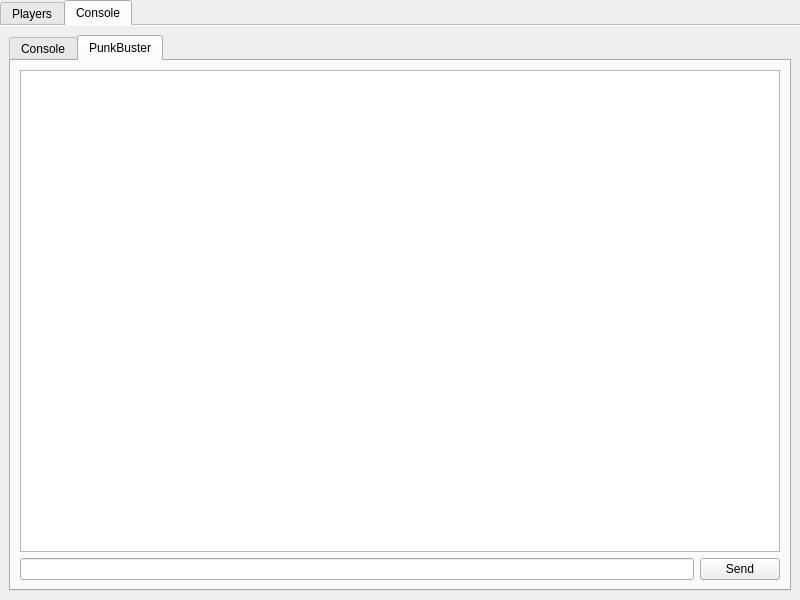
The window that client/bf3/BF3Widget.ui (OpenRcon/OpenRcon) describes before a commit, drawn with Qt 5.
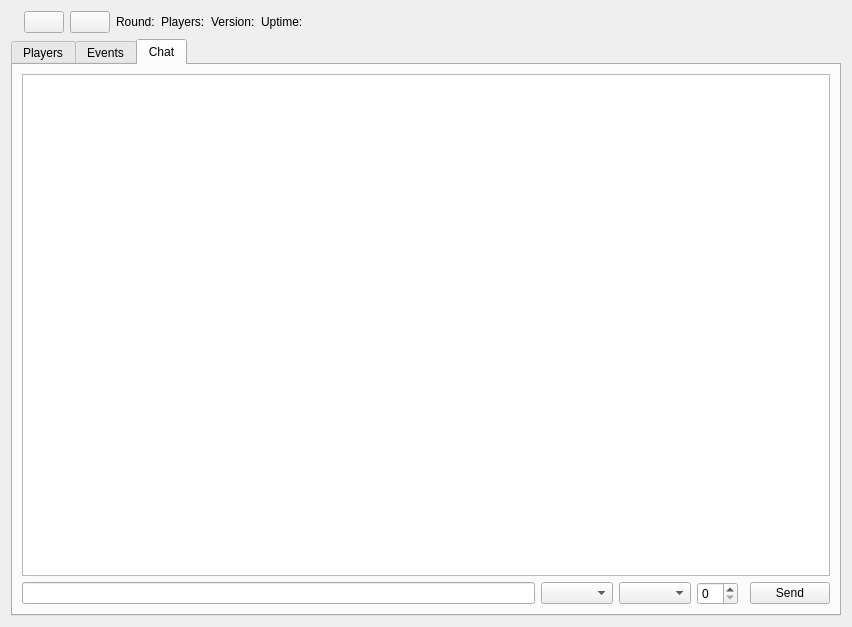
The same window after the commit. The open tabs and pages were chosen to show the change. Icons and pictures are not drawn.

Commit message: (BF3) Use the new ConsoleWidget.

```diff
--- a/client/bf3/BF3Widget.ui
+++ b/client/bf3/BF3Widget.ui
@@ -1,16 +1,102 @@
 <?xml version="1.0" encoding="UTF-8"?>
 <ui version="4.0">
  <class>BF3Widget</class>
- <widget class="QTabWidget" name="BF3Widget">
+ <widget class="QWidget" name="BF3Widget">
   <property name="geometry">
    <rect>
     <x>0</x>
     <y>0</y>
-    <width>800</width>
-    <height>600</height>
+    <width>852</width>
+    <height>627</height>
    </rect>
   </property>
   <property name="windowTitle">
+   <string>Form</string>
+  </property>
+  <layout class="QGridLayout" name="gridLayout_3">
+   <item row="0" column="0">
+    <layout class="QHBoxLayout" name="horizontalLayout_3">
+     <item>
+      <widget class="QLabel" name="label_si_level">
+       <property name="text">
+        <string/>
+       </property>
+      </widget>
+     </item>
+     <item>
+      <widget class="QPushButton" name="pushButton_si_restartRound">
+       <property name="toolTip">
+        <string>Restart round</string>
+       </property>
+       <property name="text">
+        <string/>
+       </property>
+       <property name="icon">
+        <iconset resource="../OpenRcon.qrc">
+         <normaloff>:/icons/images/icons/level-restart.png</normaloff>:/icons/images/icons/level-restart.png</iconset>
+       </property>
+      </widget>
+     </item>
+     <item>
+      <widget class="QPushButton" name="pushButton_si_runNextRound">
+       <property name="toolTip">
+        <string>Run next round</string>
+       </property>
+       <property name="text">
+        <string/>
+       </property>
+       <property name="icon">
+        <iconset resource="../OpenRcon.qrc">
+         <normaloff>:/icons/images/icons/level-next.png</normaloff>:/icons/images/icons/level-next.png</iconset>
+       </property>
+      </widget>
+     </item>
+     <item>
+      <widget class="QLabel" name="label_si_round">
+       <property name="text">
+        <string>Round:</string>
+       </property>
+      </widget>
+     </item>
+     <item>
+      <widget class="QLabel" name="label_si_players">
+       <property name="text">
+        <string>Players:</string>
+       </property>
+      </widget>
+     </item>
+     <item>
+      <widget class="QLabel" name="label_si_version">
+       <property name="text">
+        <string>Version:</string>
+       </property>
+      </widget>
+     </item>
+     <item>
+      <widget class="QLabel" name="label_si_upTime">
+       <property name="text">
+        <string>Uptime:</string>
+       </property>
+      </widget>
+     </item>
+     <item>
+      <spacer name="horizontalSpacer_4">
+       <property name="orientation">
+        <enum>Qt::Horizontal</enum>
+       </property>
+       <property name="sizeHint" stdset="0">
+        <size>
+         <width>40</width>
+         <height>20</height>
+        </size>
+       </property>
+      </spacer>
+     </item>
+    </layout>
+   </item>
+   <item row="1" column="0">
+    <widget class="QTabWidget" name="tabWidget">
+     <property name="windowTitle">
    <string/>
   </property>
   <property name="styleSheet">
@@ -20,18 +106,22 @@
    <number>0</number>
   </property>
   <property name="documentMode">
-   <bool>true</bool>
+      <bool>false</bool>
   </property>
   <widget class="QWidget" name="tab_pl">
+      <attribute name="icon">
+       <iconset>
+        <normaloff>:/icons/images/icons/system-users.png</normaloff>:/icons/images/icons/system-users.png</iconset>
+      </attribute>
    <attribute name="title">
     <string>Players</string>
    </attribute>
-   <layout class="QGridLayout" name="gridLayout_4">
-    <item row="0" column="0">
+      <layout class="QGridLayout" name="gridLayout">
+       <item row="1" column="0">
      <widget class="QTreeWidget" name="treeWidget_pl_players">
-      <attribute name="headerDefaultSectionSize">
-       <number>100</number>
-      </attribute>
+         <property name="contextMenuPolicy">
+          <enum>Qt::CustomContextMenu</enum>
+         </property>
       <column>
        <property name="text">
         <string>Name</string>
@@ -71,82 +161,93 @@
     </item>
    </layout>
   </widget>
-  <widget class="QWidget" name="tab_co">
-   <attribute name="icon">
-    <iconset resource="../OpenRcon.qrc">
-     <normaloff>:/icons/images/icons/console.png</normaloff>:/icons/images/icons/console.png</iconset>
-   </attribute>
+     <widget class="QWidget" name="tab_ev">
    <attribute name="title">
-    <string>Console</string>
-   </attribute>
-   <layout class="QGridLayout" name="gridLayout_3">
+       <string>Events</string>
+      </attribute>
+      <layout class="QGridLayout" name="gridLayout_4">
     <item row="0" column="0">
-     <widget class="QTabWidget" name="tabWidget">
-      <property name="currentIndex">
-       <number>0</number>
-      </property>
-      <widget class="QWidget" name="tab_co_co">
-       <attribute name="icon">
-        <iconset resource="../OpenRcon.qrc">
-         <normaloff>:/icons/images/icons/console.png</normaloff>:/icons/images/icons/console.png</iconset>
-       </attribute>
-       <attribute name="title">
-        <string>Console</string>
-       </attribute>
-       <layout class="QGridLayout" name="gridLayout">
-        <item row="0" column="0" colspan="2">
-         <widget class="QTextEdit" name="textEdit_co_co">
-          <property name="enabled">
-           <bool>true</bool>
-          </property>
-          <property name="styleSheet">
-           <string notr="true"/>
-          </property>
-          <property name="readOnly">
+        <widget class="QTableWidget" name="tableWidget_ev_events">
+         <property name="editTriggers">
+          <set>QAbstractItemView::NoEditTriggers</set>
+         </property>
+         <property name="selectionMode">
+          <enum>QAbstractItemView::SingleSelection</enum>
+         </property>
+         <property name="selectionBehavior">
+          <enum>QAbstractItemView::SelectRows</enum>
+         </property>
+         <attribute name="horizontalHeaderHighlightSections">
+          <bool>false</bool>
+         </attribute>
+         <attribute name="horizontalHeaderStretchLastSection">
            <bool>true</bool>
+         </attribute>
+         <attribute name="verticalHeaderVisible">
+          <bool>false</bool>
+         </attribute>
+         <attribute name="verticalHeaderHighlightSections">
+          <bool>false</bool>
+         </attribute>
+         <column>
+          <property name="text">
+           <string>Time</string>
           </property>
-         </widget>
-        </item>
-        <item row="1" column="0">
-         <widget class="QLineEdit" name="lineEdit_co_co"/>
-        </item>
-        <item row="1" column="1">
-         <widget class="QPushButton" name="pushButton_co_co">
+         </column>
+         <column>
           <property name="text">
-           <string>Send</string>
+           <string>Event</string>
           </property>
+         </column>
+         <column>
+          <property name="text">
+           <string>Message</string>
+          </property>
+         </column>
          </widget>
         </item>
        </layout>
       </widget>
-      <widget class="QWidget" name="tab_co_pb">
+     <widget class="QWidget" name="tab_ch">
        <attribute name="icon">
-        <iconset resource="../OpenRcon.qrc">
-         <normaloff>:/icons/images/icons/punkbuster.png</normaloff>:/icons/images/icons/punkbuster.png</iconset>
+       <iconset>
+        <normaloff>:/icons/images/icons/user-invisible.png</normaloff>:/icons/images/icons/user-invisible.png</iconset>
        </attribute>
        <attribute name="title">
-        <string>PunkBuster</string>
+       <string>Chat</string>
        </attribute>
        <layout class="QGridLayout" name="gridLayout_2">
-        <item row="0" column="0" colspan="2">
-         <widget class="QTextEdit" name="textEdit_co_pb"/>
+       <item row="1" column="3">
+        <widget class="QSpinBox" name="spinBox_ch_duration"/>
         </item>
         <item row="1" column="0">
-         <widget class="QLineEdit" name="lineEdit_co_pb"/>
-        </item>
-        <item row="1" column="1">
-         <widget class="QPushButton" name="pushButton_co_pb">
+        <widget class="QLineEdit" name="lineEdit_ch"/>
+       </item>
+       <item row="0" column="0" colspan="6">
+        <widget class="QTextEdit" name="textEdit_ch">
+         <property name="readOnly">
+          <bool>true</bool>
+         </property>
+        </widget>
+       </item>
+       <item row="1" column="5">
+        <widget class="QPushButton" name="pushButton_ch_send">
           <property name="text">
            <string>Send</string>
           </property>
          </widget>
         </item>
+       <item row="1" column="2">
+        <widget class="QComboBox" name="comboBox_ch_mode"/>
+       </item>
+       <item row="1" column="1">
+        <widget class="QComboBox" name="comboBox_ch_target"/>
+       </item>
        </layout>
       </widget>
      </widget>
     </item>
    </layout>
-  </widget>
  </widget>
  <resources>
   <include location="../OpenRcon.qrc"/>
```
Lines whose indentation alone changed are shown as unchanged. The commit also changes 2 other files.
